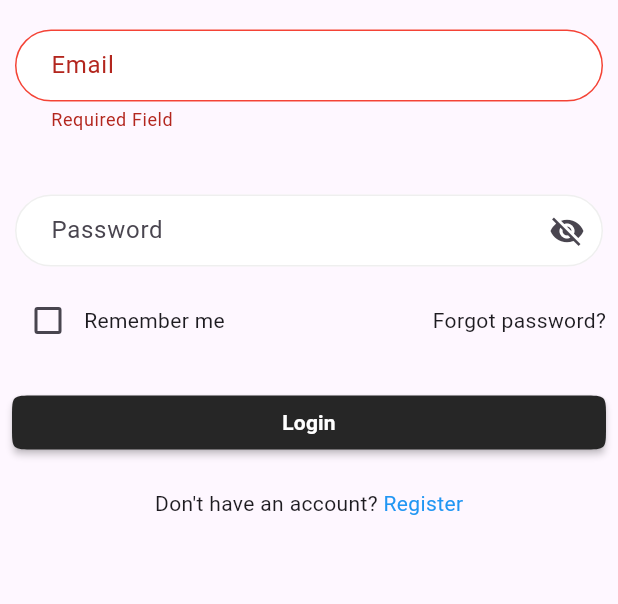
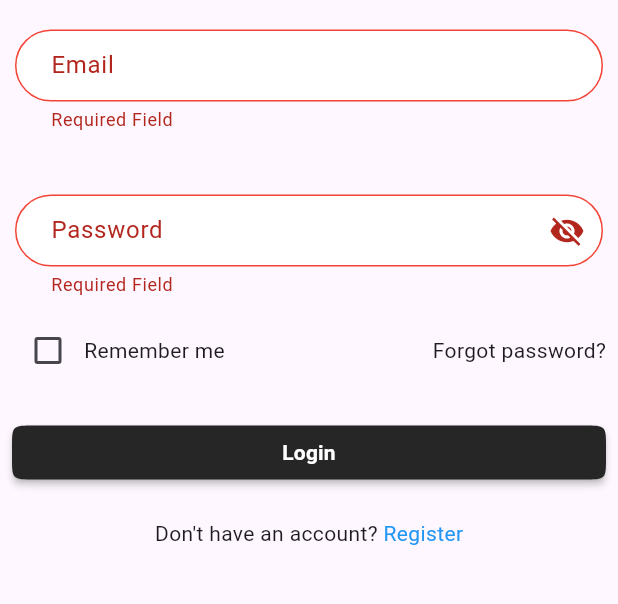
Before and after one commit to sabinmhx/ygyr-app, a Flutter app: the screen it shows after launch, after a tap on "Login", on a phone screen of 412 x 824 dp, the part 489-1093 px from its top. Run offline on Flutter 3.47's test engine with Material 3 defaults, Android fonts, the light colour scheme and no system bars; our stand-ins replace image_picker; missing offline and left inert: pretty_http_logger.

Commit message:
refactor: uncomment password validation field

```diff
--- a/lib/base/validators/form_validators.dart
+++ b/lib/base/validators/form_validators.dart
@@ -58,22 +58,21 @@ class TextFieldValidator {
   ///   - Null if validation succeeds
   ///   - String error message if validation fails
   static String? validatePasswordField(String? value) {
-    return null;
-    // if (value.isNullOrEmpty) {
-    //   return 'Required Field';
-    // } else if (!value!.isLowerCaseOnly) {
-    //   return ' Atleast one lower case is required';
-    // } else if (!value.isUpperCaseOnly) {
-    //   return ' Atleast one upper case is required';
-    // } else if (!value.isNumberOnly) {
-    //   return ' Atleast one number is required';
-    // } else if (!value.isSpecialCharactersOnly) {
-    //   return ' Atleast one special characters is required';
-    // } else if (value.length < 8) {
-    //   return 'Required length is 8';
-    // } else {
-    //   return null;
-    // }
+    if (value.isNullOrEmpty) {
+      return 'Required Field';
+    } else if (!value!.isLowerCaseOnly) {
+      return ' Atleast one lower case is required';
+    } else if (!value.isUpperCaseOnly) {
+      return ' Atleast one upper case is required';
+    } else if (!value.isNumberOnly) {
+      return ' Atleast one number is required';
+    } else if (!value.isSpecialCharactersOnly) {
+      return ' Atleast one special characters is required';
+    } else if (value.length < 8) {
+      return 'Required length is 8';
+    } else {
+      return null;
+    }
   }
 
   /// Validates the Email field and returns null if validation is successful; otherwise, returns a string error message.
```
